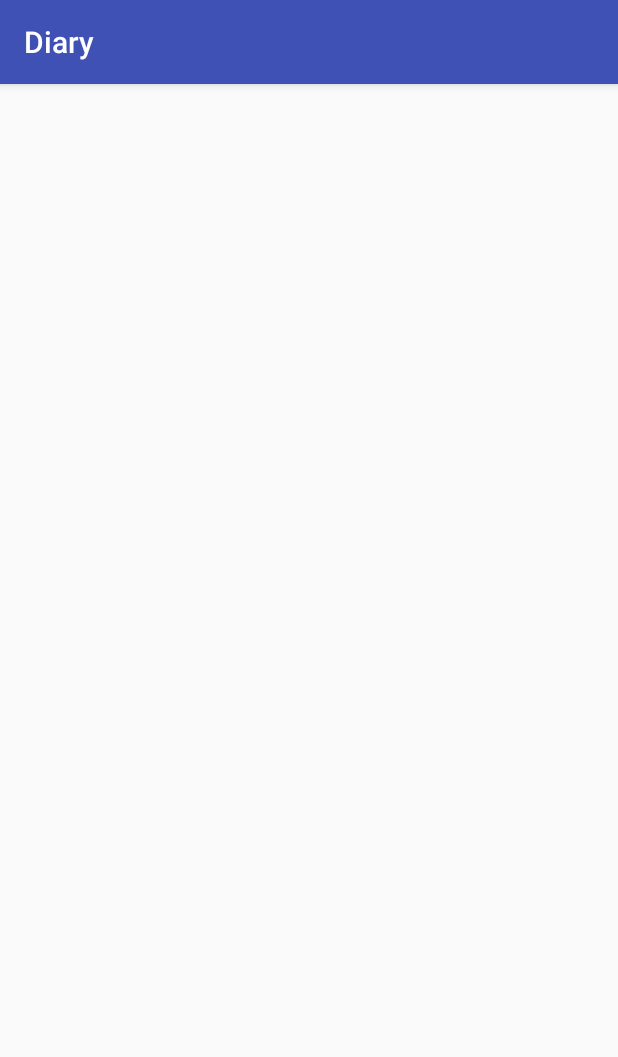
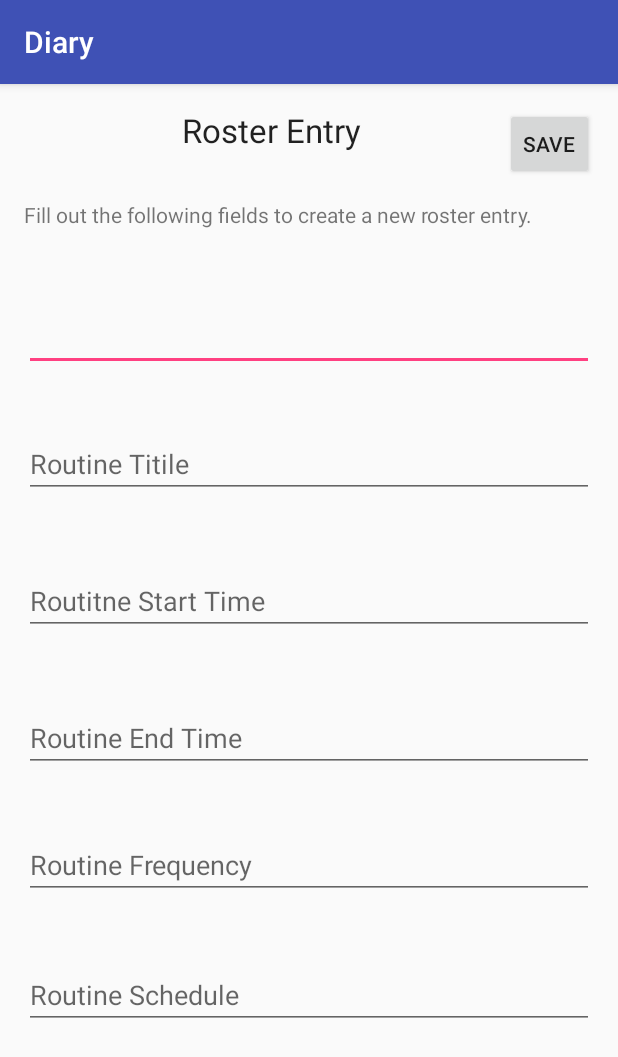
Before and after one commit to viktriom/Diary, an Android app: the RoutineActivity screen opened directly, with no data from a screen before it, on a phone screen of 412 x 824 dp. Shown: the top 1057 px of the screen. Run offline under Robolectric (Android 15) with nearby library versions, the phone set to English and light mode, and no system bars.

Commit message:
added routine related changes.

```diff
--- a/app/src/main/java/com/sonu/diary/activities/MainActivity.java
+++ b/app/src/main/java/com/sonu/diary/activities/MainActivity.java
@@ -220,4 +220,10 @@ public class MainActivity extends AppCompatActivity
         handleFloatingMenu();
         startActivity(intent);
     }
+
+    public void showRoutineEntry(View view) {
+        Intent intent = new Intent(this, RoutineActivity.class);
+        handleFloatingMenu();
+        startActivity(intent);
+    }
 }
--- a/app/src/main/java/com/sonu/diary/activities/RoutineActivity.java
+++ b/app/src/main/java/com/sonu/diary/activities/RoutineActivity.java
@@ -2,6 +2,8 @@ package com.sonu.diary.activities;
 
 import android.support.v7.app.AppCompatActivity;
 import android.os.Bundle;
+import android.util.Log;
+import android.view.View;
 
 import com.sonu.diary.R;
 
@@ -12,4 +14,8 @@ public class RoutineActivity extends AppCompatActivity {
         super.onCreate(savedInstanceState);
         setContentView(R.layout.activity_routine);
     }
+
+    public void saveRoutineEntry(View view) {
+        Log.i(RoutineActivity.class.getName(),"Save Entry Called.");
+    }
 }
--- a/app/src/main/java/com/sonu/diary/domain/bean/DailyRoutine.java
+++ b/app/src/main/java/com/sonu/diary/domain/bean/DailyRoutine.java
@@ -9,5 +9,11 @@ public class DailyRoutine {
 
     List<RoutineTask> routineTasks;
 
+    public List<RoutineTask> getRoutineTasks() {
+        return routineTasks;
+    }
 
+    public void setRoutineTasks(List<RoutineTask> routineTasks) {
+        this.routineTasks = routineTasks;
+    }
 }
--- a/app/src/main/res/layout/activity_routine.xml
+++ b/app/src/main/res/layout/activity_routine.xml
@@ -9,4 +9,94 @@
     android:paddingTop="@dimen/activity_vertical_margin"
     tools:context="com.sonu.diary.activities.RoutineActivity">
 
+    <TextView
+        android:layout_width="wrap_content"
+        android:layout_height="wrap_content"
+        android:textAppearance="?android:attr/textAppearanceLarge"
+        android:text="@string/roster_entry"
+        android:id="@+id/lblRosterHeading"
+        android:layout_alignParentTop="true"
+        android:layout_alignParentStart="true"
+        android:layout_marginStart="105dp" />
+
+    <TextView
+        android:layout_width="wrap_content"
+        android:layout_height="wrap_content"
+        android:textAppearance="?android:attr/textAppearanceSmall"
+        android:text="Fill out the following fields to create a new roster entry."
+        android:id="@+id/lblDescription"
+        android:layout_below="@+id/lblRosterHeading"
+        android:layout_alignParentStart="true"
+        android:layout_marginTop="32dp" />
+
+    <EditText
+        android:layout_width="wrap_content"
+        android:layout_height="wrap_content"
+        android:id="@+id/txtRoutineTitle"
+        android:layout_below="@+id/lblDescription"
+        android:layout_alignParentStart="true"
+        android:layout_marginTop="49dp"
+        android:layout_alignEnd="@+id/txtStartTime" />
+
+    <EditText
+        android:layout_width="wrap_content"
+        android:layout_height="wrap_content"
+        android:id="@+id/txtStartTime"
+        android:layout_below="@+id/txtRoutineTitle"
+        android:layout_alignParentStart="true"
+        android:layout_marginTop="39dp"
+        android:hint="Routine Titile"
+        android:layout_alignEnd="@+id/txtEndTime" />
+
+    <EditText
+        android:layout_width="wrap_content"
+        android:layout_height="wrap_content"
+        android:id="@+id/txtEndTime"
+        android:layout_below="@+id/txtStartTime"
+        android:layout_alignParentStart="true"
+        android:layout_marginTop="46dp"
+        android:hint="Routitne Start Time"
+        android:layout_alignEnd="@+id/txtFrequency" />
+
+    <EditText
+        android:layout_width="wrap_content"
+        android:layout_height="wrap_content"
+        android:id="@+id/txtFrequency"
+        android:layout_below="@+id/txtEndTime"
+        android:layout_alignParentStart="true"
+        android:layout_marginTop="46dp"
+        android:hint="Routine End Time"
+        android:layout_alignEnd="@+id/txtSchedule" />
+
+    <EditText
+        android:layout_width="wrap_content"
+        android:layout_height="wrap_content"
+        android:id="@+id/txtSchedule"
+        android:layout_below="@+id/txtFrequency"
+        android:layout_alignParentStart="true"
+        android:layout_marginTop="39dp"
+        android:hint="Routine Frequency"
+        android:layout_alignEnd="@+id/editText5" />
+
+    <EditText
+        android:layout_width="wrap_content"
+        android:layout_height="wrap_content"
+        android:id="@+id/editText5"
+        android:layout_below="@+id/txtSchedule"
+        android:layout_alignParentStart="true"
+        android:layout_marginTop="41dp"
+        android:hint="Routine Schedule"
+        android:layout_alignParentEnd="true" />
+
+    <Button
+        style="?android:attr/buttonStyleSmall"
+        android:layout_width="wrap_content"
+        android:layout_height="wrap_content"
+        android:text="Save"
+        android:id="@+id/btnSave"
+        android:layout_alignParentTop="true"
+        android:layout_alignParentEnd="true"
+        android:onClick="saveRoutineEntry"
+        />
+
 </RelativeLayout>
--- a/app/src/main/res/layout/fab_layout.xml
+++ b/app/src/main/res/layout/fab_layout.xml
@@ -24,6 +24,7 @@
         android:src="@android:drawable/ic_menu_myplaces"
         android:visibility="invisible"
         app:backgroundTint="@color/colorPrimary"
+        android:onClick="showRoutineEntry"
         app:fabSize="mini" />
 
     <android.support.design.widget.FloatingActionButton
--- /dev/null
+++ b/app/src/main/res/values/strings-english.xml
@@ -0,0 +1,4 @@
+<?xml version="1.0" encoding="utf-8"?>
+<resources>
+    <string name="roster_entry">Roster Entry</string>
+</resources>
--- a/build.gradle
+++ b/build.gradle
@@ -5,7 +5,7 @@ buildscript {
         jcenter()
     }
     dependencies {
-        classpath 'com.android.tools.build:gradle:2.1.3'
+        classpath 'com.android.tools.build:gradle:2.2.2'
 
         // NOTE: Do not place your application dependencies here; they belong
         // in the individual module build.gradle files
```
Also changed, not shown: app/src/main/AndroidManifest.xml (+6 -2 lines).
